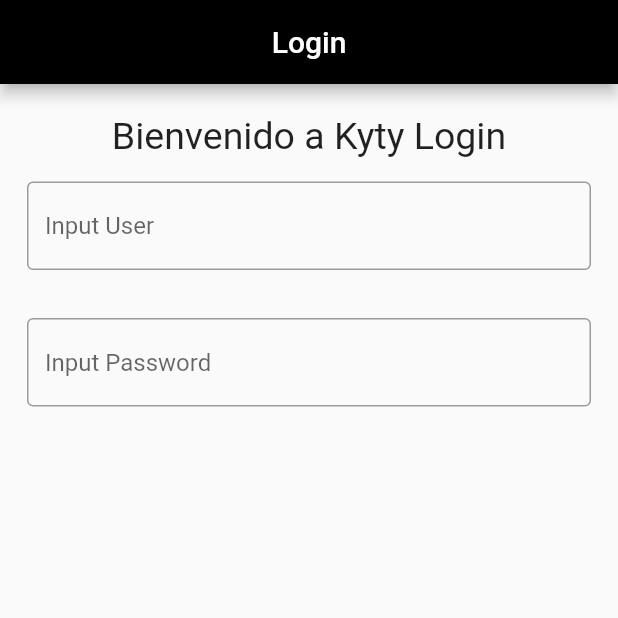
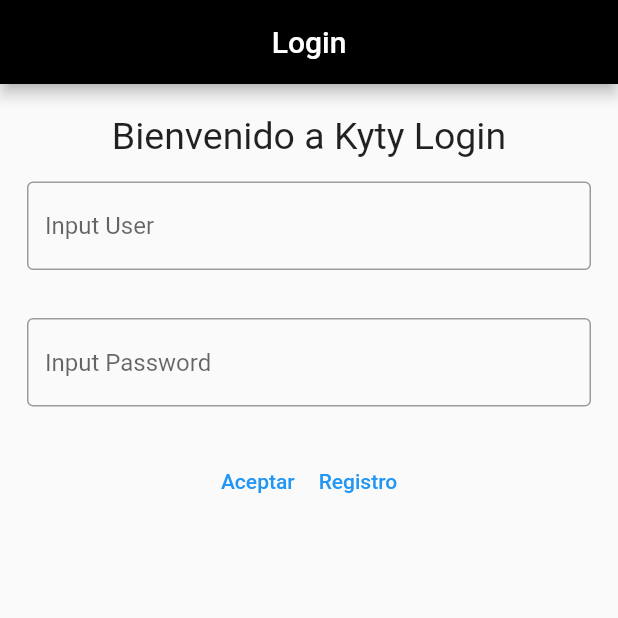
Before and after one commit to carlosguemes/ActividadUno, a Flutter app: the screen it shows after launch, on a phone screen of 412 x 824 dp, the top half of it. Run offline on Flutter 3.47's test engine with Material 2 defaults, Android fonts, the phone set to English and light mode, and no system bars; our stand-ins replace firebase_core; accounts and stored records are empty; generated files the repository leaves out were written again.

Commit message:
Commit V9 - Añadir botones aceptar y cancelar y alinear items al centro

```diff
--- a/lib/OnBoarding/LoginView.dart
+++ b/lib/OnBoarding/LoginView.dart
@@ -39,6 +39,20 @@
         ),
         ),
       ),
+
+      Row(mainAxisAlignment: MainAxisAlignment.center, children: [
+        Padding(padding: EdgeInsets.symmetric(vertical: 10),
+          child: TextButton(onPressed: () {
+
+          }, child: Text("Aceptar")),),
+
+        Padding(padding: EdgeInsets.symmetric(vertical: 10),
+          child: TextButton(onPressed: (){
+
+          },
+              child: Text("Registro")),)
+      ],)
+
     ]);
 
     Scaffold scaffold = Scaffold (
```
